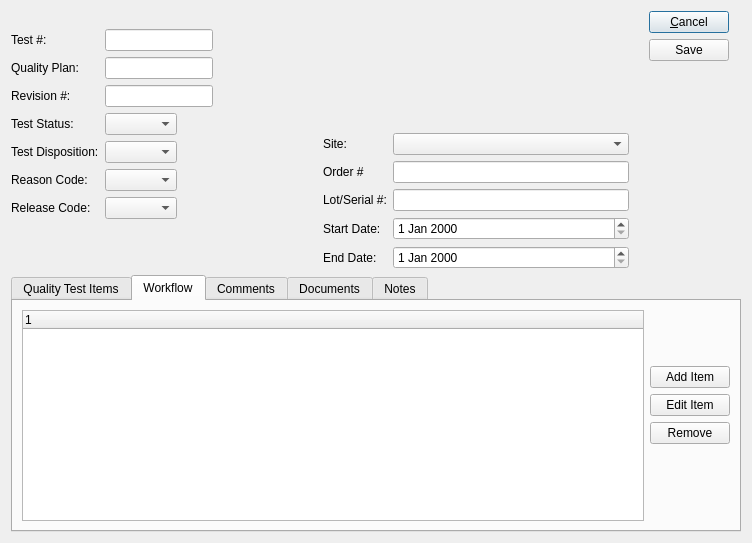
This is source/commercialcore/foundation-database/quality/uiforms/qtest.ui in tomdatkins/xtuple as Qt 5 draws it before an edit. The edited form follows.
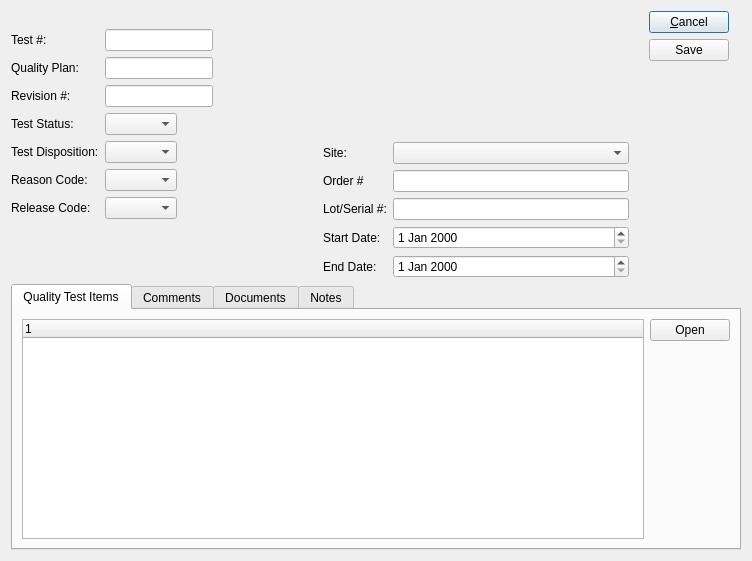
This is the edited form. The open tabs and pages were chosen to show the change. Custom widgets are drawn as their Qt base class.

Patch:
```diff
--- a/source/commercialcore/foundation-database/quality/uiforms/qtest.ui
+++ b/source/commercialcore/foundation-database/quality/uiforms/qtest.ui
@@ -14,7 +14,7 @@
     <x>0</x>
     <y>0</y>
     <width>752</width>
-    <height>543</height>
+    <height>561</height>
    </rect>
   </property>
   <property name="windowTitle">
@@ -293,72 +293,7 @@
          </item>
         </layout>
        </widget>
-       <widget class="QWidget" name="_itemAssignments">
-        <attribute name="title">
-         <string>Workflow</string>
-        </attribute>
-        <layout class="QGridLayout" name="gridLayout_5">
-         <item row="11" column="0">
-          <layout class="QHBoxLayout" name="horizontalLayout_6">
-           <item>
-            <layout class="QVBoxLayout" name="verticalLayout_7">
-             <item>
-              <widget class="XTreeWidget" name="_assignedItems">
-               <zorder>qt_scrollarea_viewport</zorder>
-              </widget>
-             </item>
-            </layout>
-           </item>
-           <item>
-            <layout class="QVBoxLayout" name="verticalLayout_8">
-             <item>
-              <layout class="QVBoxLayout" name="verticalLayout_9">
-               <item>
-                <widget class="QPushButton" name="_addItem">
-                 <property name="text">
-                  <string>Add Item</string>
-                 </property>
-                </widget>
-               </item>
-               <item>
-                <widget class="QPushButton" name="_editItem">
-                 <property name="text">
-                  <string>Edit Item</string>
-                 </property>
-                </widget>
-               </item>
-               <item>
-                <widget class="QPushButton" name="_removeItem">
-                 <property name="text">
-                  <string>Remove</string>
-                 </property>
-                </widget>
-               </item>
-              </layout>
-             </item>
-             <item>
-              <spacer>
-               <property name="orientation">
-                <enum>Qt::Vertical</enum>
-               </property>
-               <property name="sizeType">
-                <enum>QSizePolicy::Fixed</enum>
-               </property>
-               <property name="sizeHint" stdset="0">
-                <size>
-                 <width>20</width>
-                 <height>20</height>
-                </size>
-               </property>
-              </spacer>
-             </item>
-            </layout>
-           </item>
-          </layout>
-         </item>
-        </layout>
-       </widget>
-       <widget class="QWidget" name="tab">
+       <widget class="QWidget" name="_commentsTab">
         <attribute name="title">
          <string>Comments</string>
         </attribute>
@@ -367,6 +302,11 @@
         <attribute name="title">
          <string>Documents</string>
         </attribute>
+        <layout class="QGridLayout" name="gridLayout_5">
+         <item row="0" column="0">
+          <widget class="Documents" name="_documents"/>
+         </item>
+        </layout>
        </widget>
        <widget class="QWidget" name="tab_3">
         <attribute name="title">
@@ -385,6 +325,16 @@
   </layout>
  </widget>
  <customwidgets>
+  <customwidget>
+   <class>Comments</class>
+   <extends>QWidget</extends>
+   <header>comments.h</header>
+  </customwidget>
+  <customwidget>
+   <class>Documents</class>
+   <extends>QWidget</extends>
+   <header>documents.h</header>
+  </customwidget>
   <customwidget>
    <class>ItemCluster</class>
    <extends>QWidget</extends>
```
Left out of the diff: 13 changed lines with no effect on the pictures.
